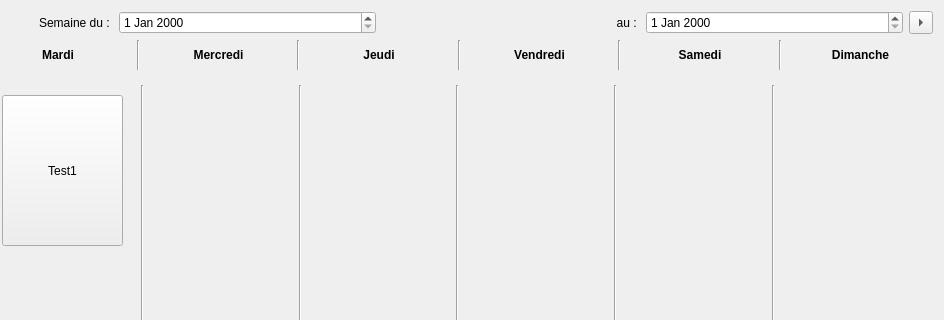
SteveLagache/LO21-ProjectCalendarV2, file Code source/ProjectCalendar/weekcalendar.ui: the form before one commit; both pictures show x 186 to 1130 and y 0 to 320 of the 1130 by 628 pixel window.
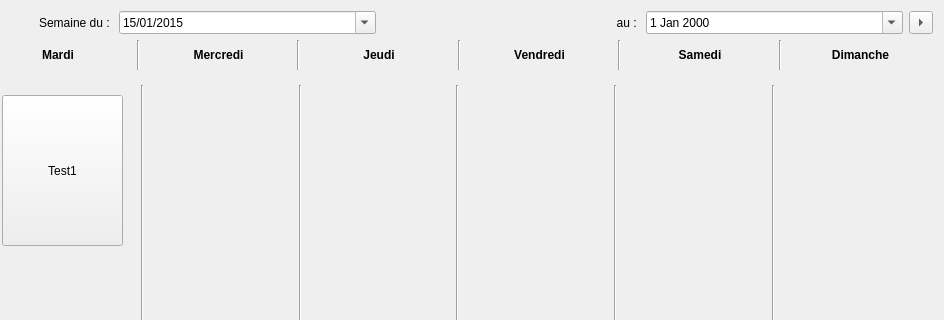
The form after the commit.

Commit message: Modification de la semaine en cours (weekcalendar)

```diff
--- a/Code source/ProjectCalendar/weekcalendar.ui
+++ b/Code source/ProjectCalendar/weekcalendar.ui
@@ -47,7 +47,28 @@
           </widget>
          </item>
          <item>
-          <widget class="QDateEdit" name="dateLundi"/>
+          <widget class="QDateEdit" name="dateLundi">
+           <property name="maximumDate">
+            <date>
+             <year>4000</year>
+             <month>12</month>
+             <day>31</day>
+            </date>
+           </property>
+           <property name="displayFormat">
+            <string>dd/MM/yyyy</string>
+           </property>
+           <property name="calendarPopup">
+            <bool>true</bool>
+           </property>
+           <property name="date">
+            <date>
+             <year>2015</year>
+             <month>1</month>
+             <day>15</day>
+            </date>
+           </property>
+          </widget>
          </item>
          <item>
           <widget class="QLabel" name="label">
@@ -60,7 +81,11 @@
           </widget>
          </item>
          <item>
-          <widget class="QDateEdit" name="dateDimanche"/>
+          <widget class="QDateEdit" name="dateDimanche">
+           <property name="calendarPopup">
+            <bool>true</bool>
+           </property>
+          </widget>
          </item>
          <item>
           <widget class="QToolButton" name="toolButton_2">
```
Left out of the diff: 4 changed lines with no effect on the pictures. The commit also changes 2 other files.
